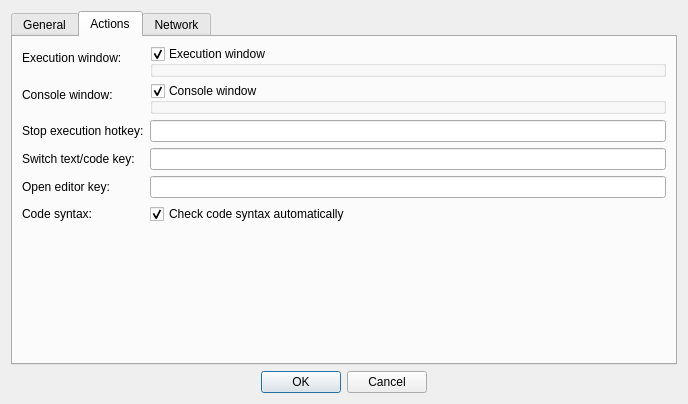
Jmgr/actiona, file gui/settingsdialog.ui: the form before one commit.
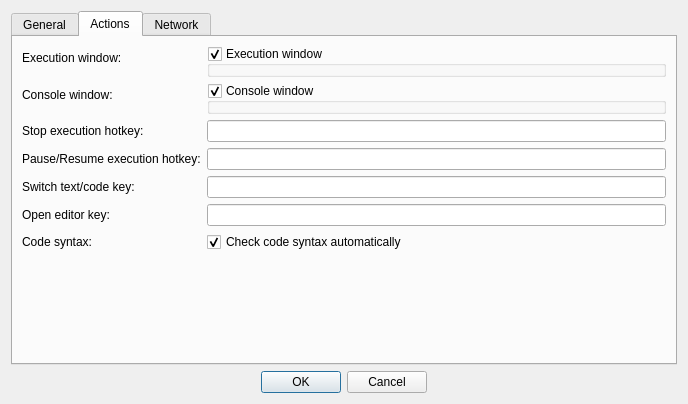
The form after the commit. The open tabs and pages were chosen to show the change. Icons and pictures are not drawn. Custom widgets are drawn as their Qt base class.

Commit message: Gui - corrected a bug when editing code Actionaz - added pause/resume

Patch:
```diff
--- a/gui/settingsdialog.ui
+++ b/gui/settingsdialog.ui
@@ -258,34 +258,34 @@
        <item row="3" column="1">
         <widget class="SettingsKeyEdit" name="stopExecutionHotkey"/>
        </item>
-       <item row="4" column="0">
+       <item row="5" column="0">
         <widget class="QLabel" name="label_19">
          <property name="text">
           <string>Switch text/code key:</string>
          </property>
         </widget>
        </item>
-       <item row="4" column="1">
+       <item row="5" column="1">
         <widget class="SettingsKeyEdit" name="switchTextCode"/>
        </item>
-       <item row="5" column="0">
+       <item row="6" column="0">
         <widget class="QLabel" name="label_20">
          <property name="text">
           <string>Open editor key:</string>
          </property>
         </widget>
        </item>
-       <item row="5" column="1">
+       <item row="6" column="1">
         <widget class="SettingsKeyEdit" name="openEditorKey"/>
        </item>
-       <item row="6" column="0">
+       <item row="7" column="0">
         <widget class="QLabel" name="label_17">
          <property name="text">
           <string>Code syntax:</string>
          </property>
         </widget>
        </item>
-       <item row="6" column="1">
+       <item row="7" column="1">
         <widget class="QCheckBox" name="checkCodeSyntaxAutomatically">
          <property name="text">
           <string>Check code syntax automatically</string>
@@ -302,6 +302,16 @@
          </property>
         </widget>
        </item>
+       <item row="4" column="0">
+        <widget class="QLabel" name="label_7">
+         <property name="text">
+          <string>Pause/Resume execution hotkey:</string>
+         </property>
+        </widget>
+       </item>
+       <item row="4" column="1">
+        <widget class="SettingsKeyEdit" name="pauseExecutionHotkey"/>
+       </item>
       </layout>
      </widget>
      <widget class="QWidget" name="networkTab">
```
Left out of the diff: 2 changed lines with no effect on the pictures. The commit also changes 19 other files.
